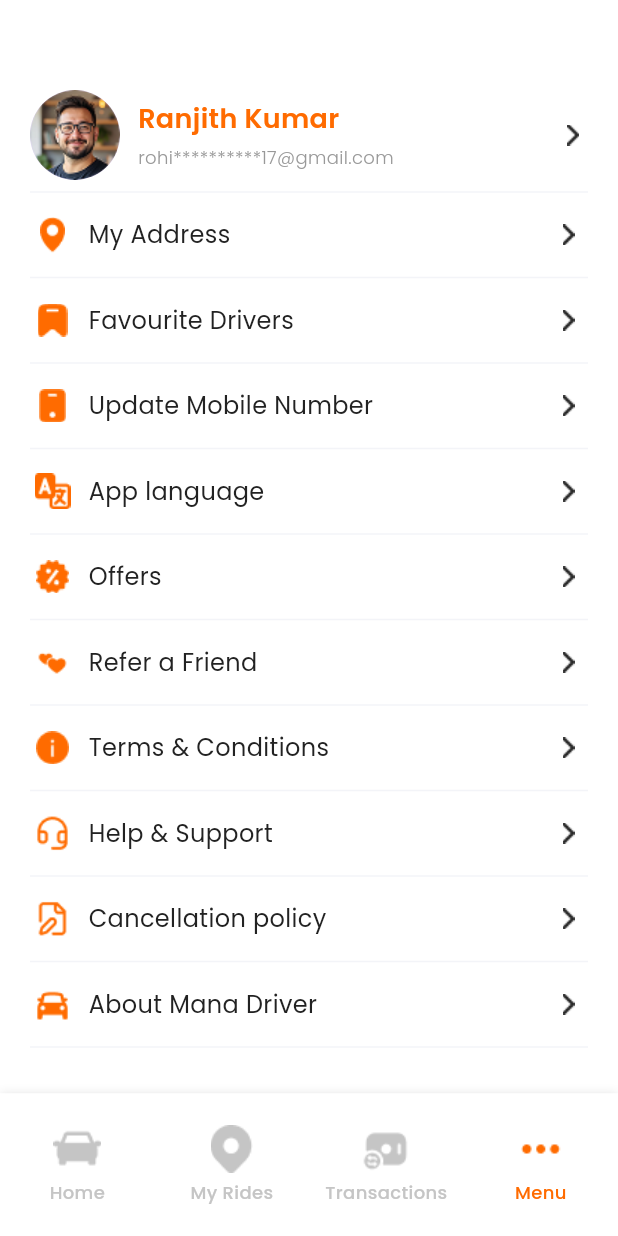
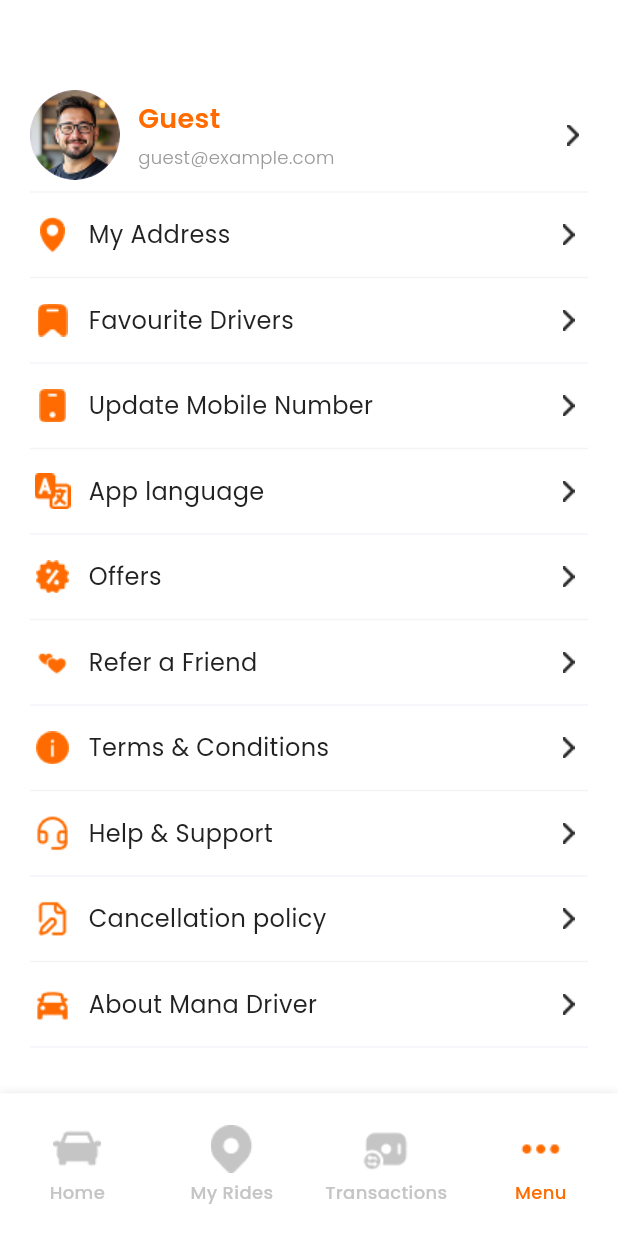
Before and after one commit to udaytejach/mana_driver, a Flutter app: the BottomNavigation screen opened directly, item 4 of the bottom bar chosen, on a phone screen of 412 x 824 dp. Run offline on Flutter 3.47's test engine with Material 3 defaults, Android fonts, the phone set to English and light mode, and no system bars; our stand-ins replace bot_toast, carousel_slider, cloud_firestore, country_picker, dotted_border, dotted_line and 7 more; accounts and stored records are empty.

Commit message:
user name updated inmenu screen

```diff
--- a/lib/Bottom_NavigationBar/menuScreen.dart
+++ b/lib/Bottom_NavigationBar/menuScreen.dart
@@ -49,8 +49,14 @@ class _MenuScreenState extends State<MenuScreen> {
   @override
   Widget build(BuildContext context) {
     final vm = context.watch<LoginViewModel>();
-    final userName = vm.loggedInUser?['fullName'] ?? 'Guest';
-    final userEmail = vm.loggedInUser?['email'] ?? 'Guest';
+    final userName =
+        "${vm.loggedInUser?['firstName'] ?? ''} ${vm.loggedInUser?['lastName'] ?? ''}"
+                .trim()
+                .isEmpty
+            ? "Guest"
+            : "${vm.loggedInUser?['firstName'] ?? ''} ${vm.loggedInUser?['lastName'] ?? ''}"
+                .trim();
+    final userEmail = vm.loggedInUser?['email'] ?? 'guest@example.com';
 
     return LayoutBuilder(
       builder: (context, constraints) {
@@ -61,7 +67,7 @@ class _MenuScreenState extends State<MenuScreen> {
           child: Column(
             children: [
               const SizedBox(height: 40),
-              _buildProfileTile(),
+              _buildProfileTile(userName, userEmail),
               const Divider(color: KdeviderColor),
               Expanded(
                 child: ListView.separated(
@@ -81,7 +87,7 @@ class _MenuScreenState extends State<MenuScreen> {
     );
   }
 
-  Widget _buildProfileTile() {
+  Widget _buildProfileTile(String userName, String userEmail) {
     return InkWell(
       onTap:
           () => Navigator.push(
@@ -98,16 +104,16 @@ class _MenuScreenState extends State<MenuScreen> {
           Expanded(
             child: Column(
               crossAxisAlignment: CrossAxisAlignment.start,
-              children: const [
+              children: [
                 CustomText(
-                  text: "Ranjith Kumar",
+                  text: userName,
                   fontSize: 18,
                   fontWeight: FontWeight.w600,
                   textcolor: korangeColor,
                 ),
                 SizedBox(height: 4),
                 CustomText(
-                  text: "rohi**********17@gmail.com",
+                  text: userEmail,
                   fontSize: 12,
                   fontWeight: FontWeight.w300,
                   textcolor: kseegreyColor,
```
